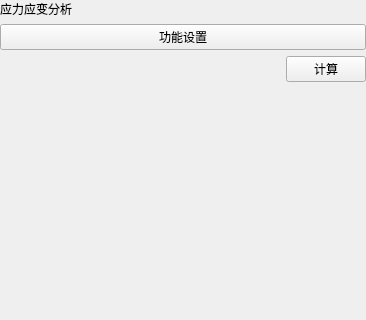
Old version of the form plugins/Base_Slover/StressStrainWidget.ui in the repository asd977/base_cae; both pictures show x 0 to 366 and y 0 to 320 of the 366 by 654 pixel window.
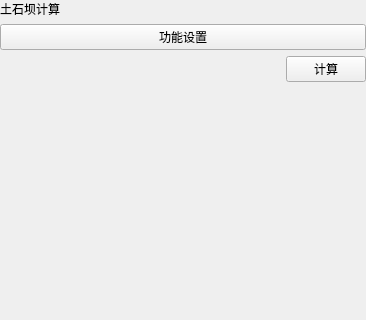
New version of the form.

Commit message: 重命名应力应变分析为土石坝计算并新增填筑蓄水周期页

What changed in the file:
```diff
--- a/plugins/Base_Slover/StressStrainWidget.ui
+++ b/plugins/Base_Slover/StressStrainWidget.ui
@@ -29,7 +29,7 @@
    <item>
     <widget class="QLabel" name="pageNameLabel">
      <property name="text">
-      <string>应力应变分析</string>
+      <string>土石坝计算</string>
      </property>
     </widget>
    </item>
```
Left out of the diff: 2 changed lines with no effect on the pictures. The commit also changes 6 other files.
